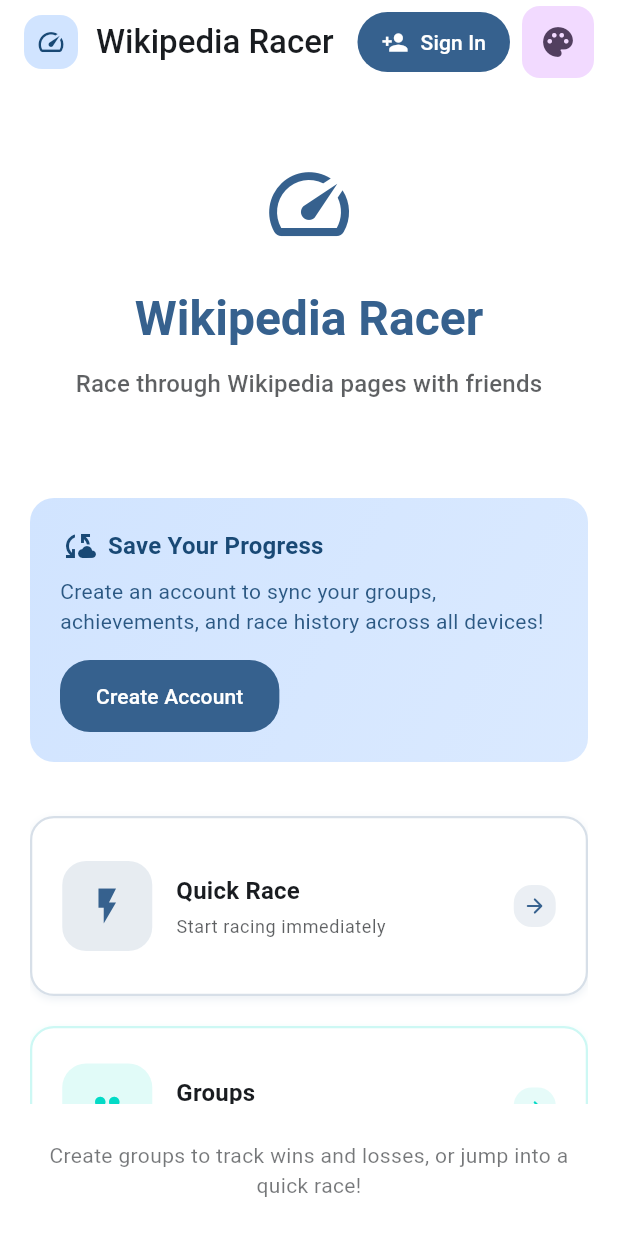
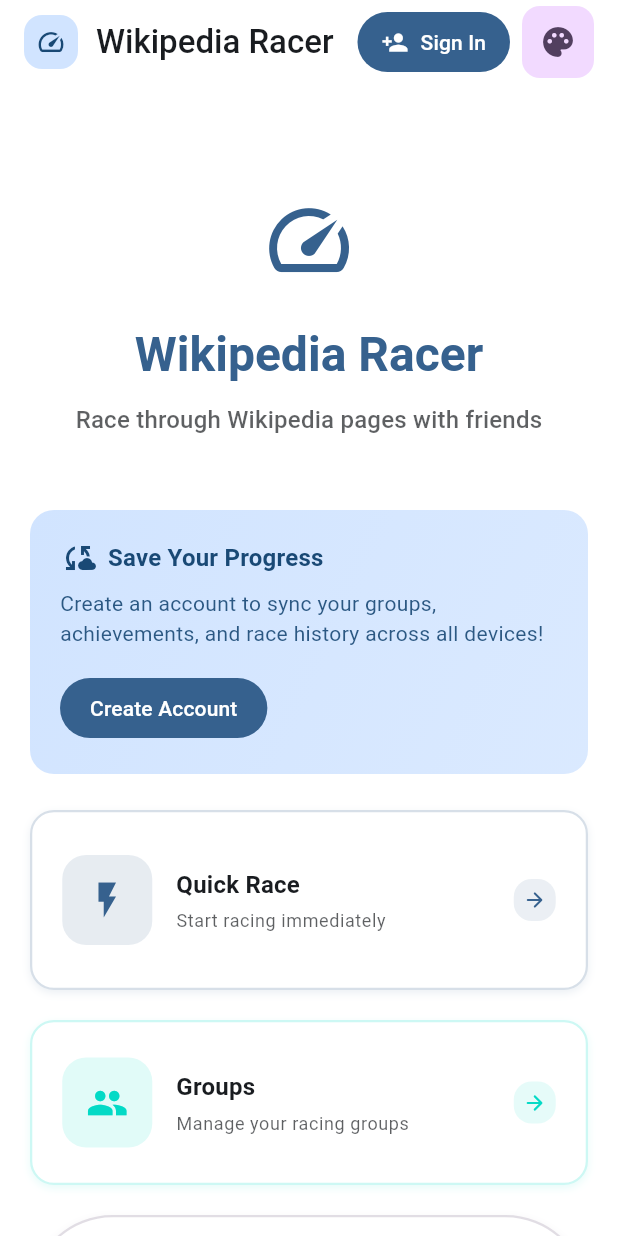
Before and after one commit to warforged5/wikapediaracer, a Flutter app: the screen it shows after launch, on a phone screen of 412 x 824 dp. Run offline on Flutter 3.47's test engine with Material 3 defaults, Android fonts, the phone set to English and light mode, and no system bars; our stand-ins replace file_picker, flutter_dotenv, flutter_native_splash, share_plus, shared_preferences, supabase_flutter; missing offline and left inert: morphable_shape; accounts and stored records are empty.

Commit message:
Home screen adjustment

```diff
--- a/lib/screens/home_screen.dart
+++ b/lib/screens/home_screen.dart
@@ -528,46 +528,66 @@
   }
 
   Widget _buildMobileLayout(BuildContext context) {
-    return Column(
+    final screenHeight = MediaQuery.of(context).size.height;
+    final screenWidth = MediaQuery.of(context).size.width;
+    final isCompact = screenHeight < 600;
+    final isVeryCompact = screenHeight < 500;
+
+    return SingleChildScrollView(
+      physics: const BouncingScrollPhysics(),
+      child: Padding(
+        padding: EdgeInsets.symmetric(
+          horizontal: 20,
+          vertical: isVeryCompact ? 16 : (isCompact ? 20 : 24),
+        ),
+        child: Column(
           children: [
-        // Header
+            // Header - Responsive sizing
             Padding(
-          padding: const EdgeInsets.symmetric(vertical: 48, horizontal: 24),
+              padding: EdgeInsets.symmetric(
+                vertical: isVeryCompact ? 20 : (isCompact ? 32 : 48),
+                horizontal: 4,
+              ),
               child: Column(
                 children: [
                   Icon(
                     Icons.speed,
-                size: 64,
+                    size: isVeryCompact ? 48 : (isCompact ? 56 : 64),
                     color: Theme.of(context).colorScheme.primary,
                   ),
-              const SizedBox(height: 24),
+                  SizedBox(height: isVeryCompact ? 16 : (isCompact ? 20 : 24)),
                   Text(
                     'Wikipedia Racer',
                     style: Theme.of(context).textTheme.headlineLarge?.copyWith(
                       fontWeight: FontWeight.bold,
                       color: Theme.of(context).colorScheme.primary,
+                      fontSize: isVeryCompact ? 28 : (isCompact ? 30 : null),
                     ),
                     textAlign: TextAlign.center,
+                    maxLines: 2,
+                    overflow: TextOverflow.ellipsis,
                   ),
-              const SizedBox(height: 12),
+                  SizedBox(height: isVeryCompact ? 8 : 12),
                   Text(
                     'Race through Wikipedia pages with friends',
                     style: Theme.of(context).textTheme.titleMedium?.copyWith(
                       color: Theme.of(context).colorScheme.onSurface.withValues(alpha: 0.7),
+                      fontSize: isVeryCompact ? 14 : (isCompact ? 15 : null),
                     ),
                     textAlign: TextAlign.center,
+                    maxLines: 2,
+                    overflow: TextOverflow.ellipsis,
                   ),
                 ],
               ),
             ),
 
-        // Account promotion for non-signed users
+            // Account promotion for non-signed users - Responsive
             if (!_isLoading && _userProfile == null)
-          Padding(
-            padding: const EdgeInsets.symmetric(horizontal: 20, vertical: 16),
-            child: Container(
+              Container(
                 width: double.infinity,
-              padding: const EdgeInsets.all(20),
+                margin: EdgeInsets.only(bottom: isVeryCompact ? 16 : (isCompact ? 20 : 24)),
+                padding: EdgeInsets.all(isVeryCompact ? 16 : 20),
                 decoration: BoxDecoration(
                   gradient: LinearGradient(
                     colors: [
@@ -587,49 +607,50 @@
                         Icon(
                           Icons.cloud_sync,
                           color: Theme.of(context).colorScheme.onPrimaryContainer,
-                        size: 24,
+                          size: isVeryCompact ? 20 : 24,
                         ),
                         const SizedBox(width: 8),
-                      Text(
+                        Expanded(
+                          child: Text(
                             'Save Your Progress',
                             style: Theme.of(context).textTheme.titleMedium?.copyWith(
                               fontWeight: FontWeight.bold,
                               color: Theme.of(context).colorScheme.onPrimaryContainer,
+                              fontSize: isVeryCompact ? 14 : (isCompact ? 15 : null),
+                            ),
                           ),
                         ),
                       ],
                     ),
-                  const SizedBox(height: 8),
+                    SizedBox(height: isVeryCompact ? 6 : 8),
                     Text(
                       'Create an account to sync your groups, achievements, and race history across all devices!',
                       style: Theme.of(context).textTheme.bodyMedium?.copyWith(
                         color: Theme.of(context).colorScheme.onPrimaryContainer.withValues(alpha: 0.9),
+                        fontSize: isVeryCompact ? 12 : (isCompact ? 13 : null),
                       ),
                     ),
-                  const SizedBox(height: 16),
+                    SizedBox(height: isVeryCompact ? 12 : 16),
                     FilledButton(
                       onPressed: _showAccountSetup,
                       style: FilledButton.styleFrom(
                         backgroundColor: Theme.of(context).colorScheme.primary,
                         foregroundColor: Theme.of(context).colorScheme.onPrimary,
+                        padding: EdgeInsets.symmetric(
+                          horizontal: isVeryCompact ? 16 : 20,
+                          vertical: isVeryCompact ? 8 : 12,
                         ),
-                    child: const Text('Create Account'),
+                      ),
+                      child: Text(
+                        'Create Account',
+                        style: TextStyle(fontSize: isVeryCompact ? 13 : null),
+                      ),
                     ),
                   ],
                 ),
               ),
-          ),
 
-        // Action buttons
-        Expanded(
-          child: Padding(
-            padding: const EdgeInsets.symmetric(horizontal: 20),
-            child: SingleChildScrollView(
-              child: Column(
-                mainAxisAlignment: MainAxisAlignment.center,
-                mainAxisSize: MainAxisSize.min,
-                children: [
-                  const SizedBox(height: 20),
+            // Action buttons - Responsive spacing
             _buildActionCard(
               context,
               icon: Icons.flash_on,
@@ -646,7 +667,8 @@
                 );
               },
             ),
-                const SizedBox(height: 20),
+            SizedBox(height: isVeryCompact ? 12 : (isCompact ? 16 : 20)),
+
             _buildActionCard(
               context,
               icon: Icons.group,
@@ -662,7 +684,8 @@
                 );
               },
             ),
-                const SizedBox(height: 20),
+            SizedBox(height: isVeryCompact ? 12 : (isCompact ? 16 : 20)),
+
             _buildPillActionButton(
               context,
               icon: Icons.history,
@@ -677,7 +700,8 @@
                 );
               },
             ),
-                const SizedBox(height: 20),
+            SizedBox(height: isVeryCompact ? 12 : (isCompact ? 16 : 20)),
+
             _buildActionCard(
               context,
               icon: Icons.emoji_events,
@@ -693,7 +717,8 @@
                 );
               },
             ),
-                const SizedBox(height: 20),
+            SizedBox(height: isVeryCompact ? 12 : (isCompact ? 16 : 20)),
+
             _buildPillActionButton(
               context,
               icon: Icons.military_tech,
@@ -708,12 +733,12 @@
                 );
               },
             ),
-                const SizedBox(height: 20),
+            SizedBox(height: isVeryCompact ? 12 : (isCompact ? 16 : 20)),
+
             _buildActionCard(
               context,
               icon: Icons.palette,
               title: 'Themes',
-
               subtitle: 'Customize your experience',
               color: Theme.of(context).colorScheme.tertiary,
               onTap: () {
@@ -727,25 +752,27 @@
                 );
               },
             ),
-                const SizedBox(height: 40),
-                ],
+
+            // Bottom info with responsive spacing
+            Padding(
+              padding: EdgeInsets.only(
+                top: isVeryCompact ? 24 : (isCompact ? 32 : 40),
+                bottom: isVeryCompact ? 16 : (isCompact ? 20 : 24),
+                left: 4,
+                right: 4,
               ),
-            ),
-          ),
-        ),
-
-        // Bottom info
-        Padding(
-          padding: const EdgeInsets.all(24),
               child: Text(
                 'Create groups to track wins and losses, or jump into a quick race!',
                 textAlign: TextAlign.center,
                 style: Theme.of(context).textTheme.bodyMedium?.copyWith(
                   color: Theme.of(context).colorScheme.onSurface.withValues(alpha: 0.6),
+                  fontSize: isVeryCompact ? 12 : (isCompact ? 13 : null),
                 ),
               ),
             ),
           ],
+        ),
+      ),
     );
   }
 
```
Lines whose indentation alone changed are shown as unchanged.
